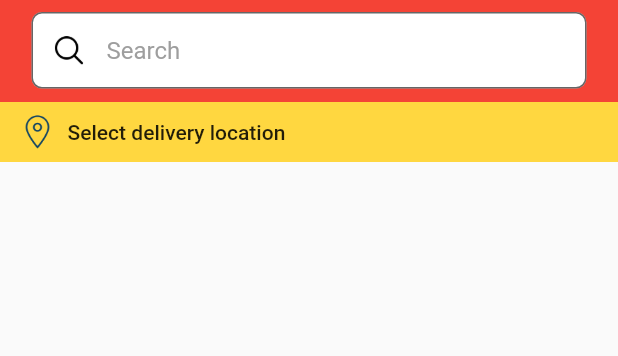
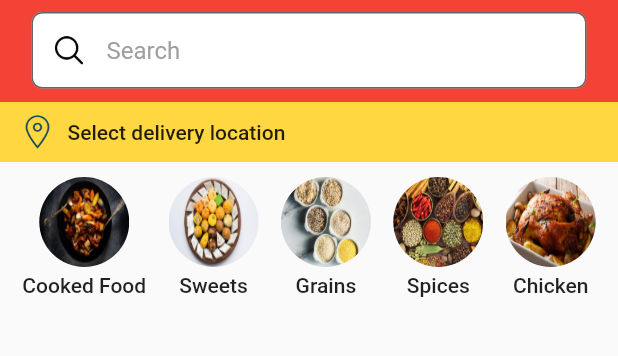
Before and after one commit to asmitranjansinha/taste2plate, a Flutter app: the HomePage screen opened by its route, on a phone screen of 412 x 824 dp, the part 72-428 px from its top. Run offline on Flutter 3.47's test engine with Material 2 defaults, Android fonts, the phone set to English and light mode, and no system bars; our stand-ins replace get; network calls fail; Roboto replaces fonts that are missing (Poppins).

Commit message:
food story created

```diff
--- a/lib/screens/home.dart
+++ b/lib/screens/home.dart
@@ -2,6 +2,7 @@ import 'package:flutter/material.dart';
 import 'package:taste2plate/models/tastestoplate.dart';
 import 'package:taste2plate/screens/login_screen.dart';
 import 'package:taste2plate/services/remote_services.dart';
+import 'package:taste2plate/widgets/food_story.dart';
 import 'package:taste2plate/widgets/text_field.dart';
 
 class HomePage extends StatefulWidget {
@@ -23,9 +24,9 @@ class _HomePageState extends State<HomePage> {
     getData();
   }
 
-  getData() async{
+  getData() async {
     tastestoplate = await RemoteService().getTastestoplate();
-    if(tastestoplate != null) {
+    if (tastestoplate != null) {
       setState(() {
         isLoaded = true;
       });
@@ -267,6 +268,22 @@ class _HomePageState extends State<HomePage> {
               ],
             ),
           ),
+          const SizedBox(height: 10),
+          Row(
+            mainAxisAlignment: MainAxisAlignment.spaceEvenly,
+            children: [
+              FoodStory("assets/images/photo-1606791422814-b32c705e3e2f.jpeg",
+                  "Cooked Food"),
+              FoodStory(
+                  "assets/images/stock-photo-indian-sweets-served-silver-wooden-plate-variety-peda-burfi-laddu-decorative-selective-focus-diwali-100924860.jpg",
+                  "Sweets"),
+              FoodStory(
+                  "assets/images/various-grains-732-549-feature-thumb-1-732x549.jpg",
+                  "Grains"),
+              FoodStory("assets/images/74416043.cms.webp", "Spices"),
+              FoodStory("assets/images/istockphoto-1044330750-612x612.jpg", "Chicken")
+            ],
+          )
         ],
       ),
     );
--- /dev/null
+++ b/lib/widgets/food_story.dart
@@ -0,0 +1,31 @@
+import 'package:flutter/material.dart';
+
+class FoodStory extends StatelessWidget{
+  final image;
+  final foodName;
+
+  FoodStory(this.image, this.foodName);
+
+  @override
+  Widget build(Object context) {
+    return Column(
+      children: [
+        Container(
+          width: 60,
+          height: 60,
+          decoration: BoxDecoration(
+            shape: BoxShape.circle,
+            image: DecorationImage(image: AssetImage(image), fit: BoxFit.fill),
+          ),
+        ),
+        const SizedBox(
+          height: 4,
+        ),
+        Text(
+          foodName,
+          style: TextStyle(fontFamily: "Poppins", fontWeight: FontWeight.w500),
+        )
+      ],
+    );
+  }
+}
```
Also changed, not shown: lib/widgets/text_field.dart (+6 -2 lines), assets/images/74416043.cms.webp (added), assets/images/istockphoto-1044330750-612x612.jpg (added), assets/images/photo-1606791422814-b32c705e3e2f.jpeg (added), assets/images/stock-photo-indian-sweets-served-silver-wooden-plate-variety-peda-burfi-laddu-decorative-selective-focus-diwali-100924860.jpg (added), assets/images/various-grains-732-549-feature-thumb-1-732x549.jpg (added).
